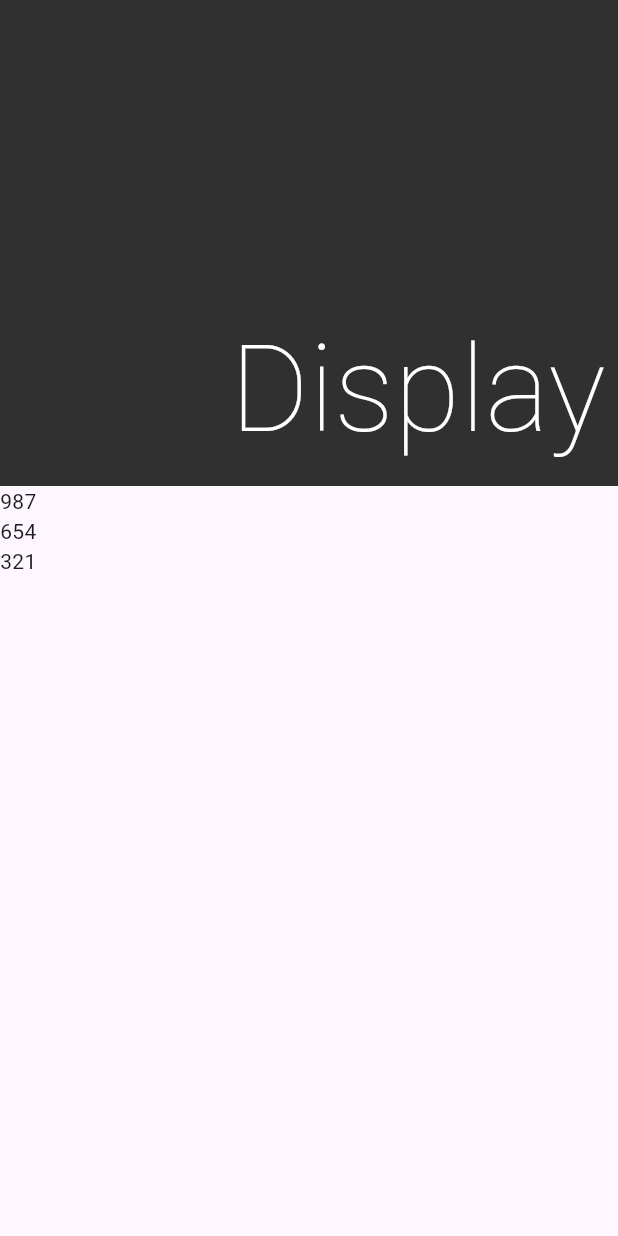
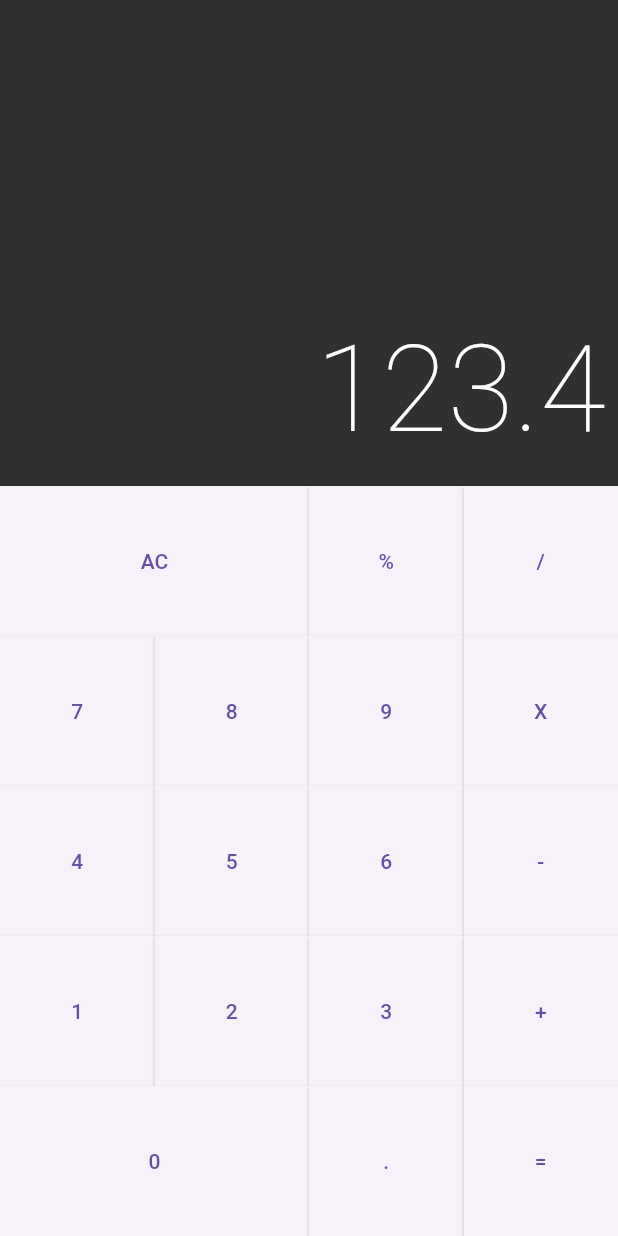
Before and after one commit to viniciusaraujo2405/calculadora, a Flutter app: the screen it shows after launch, on a phone screen of 412 x 824 dp. Run offline on Flutter 3.47's test engine with Material 3 defaults, Android fonts, the phone set to English and light mode, and no system bars; drawn by our look-alikes of auto_size_text; our stand-ins replace firebase_core; accounts and stored records are empty.

Commit message:
Implementando a interface do teclado

```diff
--- a/lib/components/button.dart
+++ b/lib/components/button.dart
@@ -2,19 +2,30 @@ import 'package:flutter/material.dart';
 
 class Button extends StatelessWidget {
   final String text;
-
+  final bool big;
 
     Button({
     Key? key,
     required this.text,
+    this.big = false,
 
   }) : super(key: key);
 
   @override
   Widget build(BuildContext context) {
-    return ElevatedButton(
-      onPressed: () {},
-      child: Text(text),
+    return Expanded(
+      flex: big ? 2 : 1,
+      child: ElevatedButton(
+        onPressed: () {},
+        child: Text(text),
+        style: ElevatedButton.styleFrom(
+          shape: RoundedRectangleBorder(
+            borderRadius: BorderRadius.circular(0),
+          ),
+        ),
+
+      ),
+
     );
   }
 }
--- a/lib/components/button_row.dart
+++ b/lib/components/button_row.dart
@@ -5,16 +5,16 @@ class ButtonRow extends StatelessWidget {
 
   final List<Button> buttons;
 
-  ButtonRow({
-    Key? key,
-    required this.buttons,
-  }) : super(key: key);
+  ButtonRow(this.buttons);
 
   @override
 
   Widget build(BuildContext context) {
-    return Row(
-      children: buttons,
+    return Expanded(
+      child: Row(
+        crossAxisAlignment: CrossAxisAlignment.stretch,
+        children: buttons,
+        ),
     );
   }
 
--- a/lib/screens/calculator.dart
+++ b/lib/screens/calculator.dart
@@ -13,7 +13,7 @@ class Calculator extends StatelessWidget{
 
         body: Column(
           children: [
-            Display('Display'),
+            Display('123.4'),
             Keyboard(),
           ]
 
--- a/lib/screens/keyboard.dart
+++ b/lib/screens/keyboard.dart
@@ -1,4 +1,7 @@
 import 'package:flutter/material.dart';
+import 'package:calculadora/components/button_row.dart';
+import 'package:calculadora/components/button.dart';
+
 
 class Keyboard extends StatelessWidget {
   const Keyboard({Key? key}) : super(key: key);
@@ -8,31 +11,38 @@ class Keyboard extends StatelessWidget {
     return Container(
       height: 500,
       child: Column(
-        children: [
-          Row(
-            children: [
-              Text('9'),
-              Text('8'),
-              Text('7'),
-            ],
-          ),
-          Row(
-            children: [
-              Text('6'),
-              Text('5'),
-              Text('4'),
-
-            ],
-          ),
-          Row(
-            children: [
-              Text('3'),
-              Text('2'),
-              Text('1'),
-            ],
-          ),
+        children: <Widget> [
+          ButtonRow( [
+              Button(text: 'AC', big: true),
+              Button(text: '%'),
+              Button(text: '/'),
+            ] ),
+            ButtonRow( [
+              Button(text: '7'),
+              Button(text: '8'),
+              Button(text: '9'),
+              Button(text: 'X'),
+            ] ),
+            ButtonRow( [
+              Button(text: '4'),
+              Button(text: '5'),
+              Button(text: '6'),
+              Button(text: '-'),
+            ] ),
+            ButtonRow( [
+              Button(text: '1'),
+              Button(text: '2'),
+              Button(text: '3'),
+              Button(text: '+'),
+            ] ),
+            ButtonRow( [
+              Button(text: '0', big: true),
+              Button(text: '.'),
+              Button(text: '='),
+            ] ),
 
         ],
+
       ),
     );
   }
```
